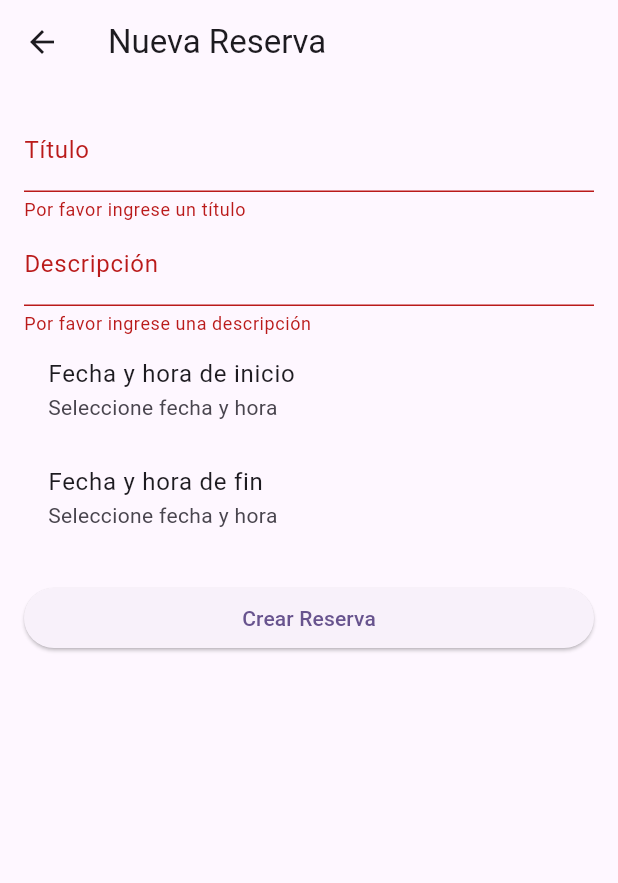
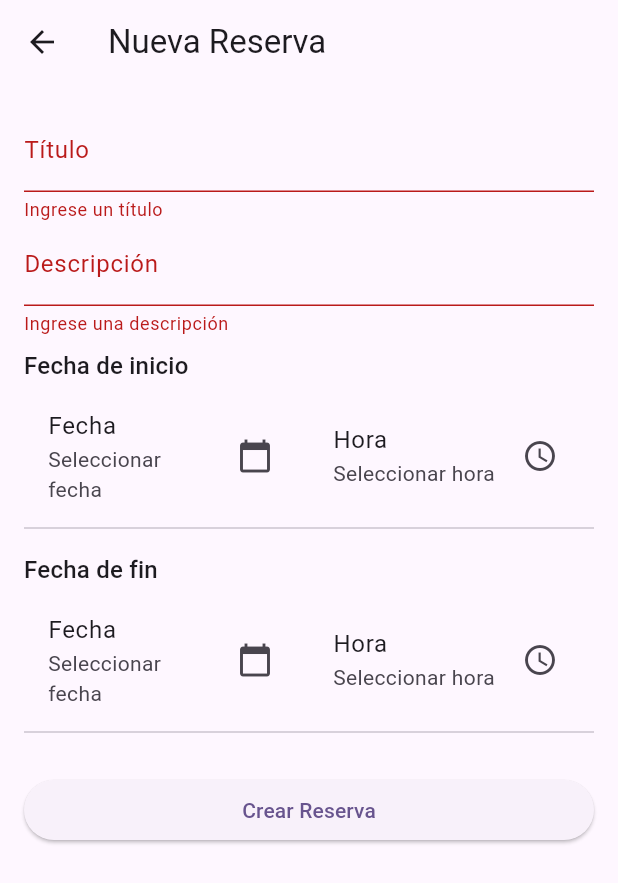
Before and after one commit to juanchiriera/PilarWork, a Flutter app: the NuevaReservaView screen opened directly with empty values, after a tap on "Crear Reserva", on a phone screen of 412 x 824 dp. Shown: the top 883 px of the screen. Run offline on Flutter 3.47's test engine with Material 3 defaults, Android fonts, the phone set to English and light mode, and no system bars; our stand-ins replace syncfusion_flutter_calendar, table_calendar; network calls fail.

Commit message:
modificacion calendario y date picker

```diff
--- a/pilarwork_app/lib/views/nueva_reserva_view.dart
+++ b/pilarwork_app/lib/views/nueva_reserva_view.dart
@@ -1,9 +1,11 @@
 import 'package:flutter/material.dart';
 import 'package:intl/intl.dart';
+import 'package:http/http.dart' as http;
+import 'dart:convert';
 
 class NuevaReservaView extends StatefulWidget {
+  final DateTime? date;
   const NuevaReservaView(this.date, {super.key});
-  final DateTime? date;
 
   @override
   _NuevaReservaViewState createState() => _NuevaReservaViewState();
@@ -13,17 +15,72 @@ class _NuevaReservaViewState extends State<NuevaReservaView> {
   final _formKey = GlobalKey<FormState>();
   final _titleController = TextEditingController();
   final _descriptionController = TextEditingController();
+
   DateTime? _startDate;
   TimeOfDay? _startTime;
   DateTime? _endDate;
   TimeOfDay? _endTime;
 
+  Future<void> _handleSubmit() async {
+    if (!_formKey.currentState!.validate()) return;
+
+    if (_startDate == null || _startTime == null ||
+        _endDate == null || _endTime == null) {
+      ScaffoldMessenger.of(context).showSnackBar(
+        const SnackBar(content: Text('Seleccione las fechas y horas')),
+      );
+      return;
+    }
+
+    final DateTime startDateTime = DateTime(
+      _startDate!.year,
+      _startDate!.month,
+      _startDate!.day,
+      _startTime!.hour,
+      _startTime!.minute,
+    );
+
+    final DateTime endDateTime = DateTime(
+      _endDate!.year,
+      _endDate!.month,
+      _endDate!.day,
+      _endTime!.hour,
+      _endTime!.minute,
+    );
+
+    // TODO arreglar los datos enviados al back para crear correctamente la reserva
+
+    try {
+      final response = await http.post(
+        Uri.parse('http://localhost:3000/api/reservas'),
+        headers: {'Content-Type': 'application/json'},
+        body: json.encode({
+          'title': _titleController.text,
+          'description': _descriptionController.text,
+          'fechaInicio': startDateTime.toIso8601String(),
+          'fechaFin': endDateTime.toIso8601String(),
+        }),
+      );
+
+      if (response.statusCode == 200) {
+        ScaffoldMessenger.of(context).showSnackBar(
+          const SnackBar(content: Text('Reserva creada exitosamente')),
+        );
+        Navigator.pop(context);
+      } else {
+        throw Exception('Error en la creación');
+      }
+    } catch (e) {
+      ScaffoldMessenger.of(context).showSnackBar(
+        const SnackBar(content: Text('Error creando reserva')),
+      );
+    }
+  }
+
   @override
   Widget build(BuildContext context) {
     return Scaffold(
-      appBar: AppBar(
-        title: Text('Nueva Reserva'),
-      ),
+      appBar: AppBar(title: const Text('Nueva Reserva')),
       body: Padding(
         padding: const EdgeInsets.all(16.0),
         child: Form(
@@ -32,88 +89,64 @@ class _NuevaReservaViewState extends State<NuevaReservaView> {
             children: [
               TextFormField(
                 controller: _titleController,
-                decoration: InputDecoration(labelText: 'Título'),
-                validator: (value) {
-                  if (value == null || value.isEmpty) {
-                    return 'Por favor ingrese un título';
-                  }
-                  return null;
-                },
+                decoration: const InputDecoration(labelText: 'Título'),
+                validator: (value) => value?.isEmpty ?? true
+                    ? 'Ingrese un título'
+                    : null,
               ),
               TextFormField(
                 controller: _descriptionController,
-                decoration: InputDecoration(labelText: 'Descripción'),
-                validator: (value) {
-                  if (value == null || value.isEmpty) {
-                    return 'Por favor ingrese una descripción';
-                  }
-                  return null;
-                },
+                decoration: const InputDecoration(labelText: 'Descripción'),
+                validator: (value) => value?.isEmpty ?? true
+                    ? 'Ingrese una descripción'
+                    : null,
               ),
-              ListTile(
-                title: Text('Fecha y hora de inicio'),
-                subtitle: Text(_startDate != null && _startTime != null
-                    ? '${DateFormat('dd/MM/yyyy').format(_startDate!)} ${_startTime!.format(context)}'
-                    : 'Seleccione fecha y hora'),
-                onTap: () async {
-                  DateTime? pickedDate = await showDatePicker(
+              _DateTimeSection(
+                label: 'Fecha de inicio',
+                date: _startDate,
+                time: _startTime,
+                onDatePressed: () async {
+                  final date = await showDatePicker(
                     context: context,
                     initialDate: DateTime.now(),
                     firstDate: DateTime(2000),
                     lastDate: DateTime(2101),
                   );
-                  if (pickedDate != null) {
-                    TimeOfDay? pickedTime = await showTimePicker(
+                  if (date != null) setState(() => _startDate = date);
+                },
+                onTimePressed: () async {
+                  final time = await showTimePicker(
                     context: context,
                     initialTime: TimeOfDay.now(),
                   );
-                    if (pickedTime != null) {
-                      setState(() {
-                        _startDate = pickedDate;
-                        _startTime = pickedTime;
-                      });
-                    }
-                  }
+                  if (time != null) setState(() => _startTime = time);
                 },
               ),
-              ListTile(
-                title: Text('Fecha y hora de fin'),
-                subtitle: Text(_endDate != null && _endTime != null
-                    ? '${DateFormat('dd/MM/yyyy').format(_endDate!)} ${_endTime!.format(context)}'
-                    : 'Seleccione fecha y hora'),
-                onTap: () async {
-                  DateTime? pickedDate = await showDatePicker(
+              _DateTimeSection(
+                label: 'Fecha de fin',
+                date: _endDate,
+                time: _endTime,
+                onDatePressed: () async {
+                  final date = await showDatePicker(
                     context: context,
                     initialDate: DateTime.now(),
                     firstDate: DateTime(2000),
                     lastDate: DateTime(2101),
                   );
-                  if (pickedDate != null) {
-                    TimeOfDay? pickedTime = await showTimePicker(
+                  if (date != null) setState(() => _endDate = date);
+                },
+                onTimePressed: () async {
+                  final time = await showTimePicker(
                     context: context,
                     initialTime: TimeOfDay.now(),
                   );
-                    if (pickedTime != null) {
-                      setState(() {
-                        _endDate = pickedDate;
-                        _endTime = pickedTime;
-                      });
-                    }
-                  }
+                  if (time != null) setState(() => _endTime = time);
                 },
               ),
-              SizedBox(height: 20),
+              const SizedBox(height: 20),
               ElevatedButton(
-                onPressed: () {
-                  if (_formKey.currentState!.validate()) {
-                    // Process the reservation data
-                    // You can send the data to your backend or perform other actions here
-                    ScaffoldMessenger.of(context).showSnackBar(
-                      SnackBar(content: Text('Reserva creada')),
-                    );
-                  }
-                },
-                child: Text('Crear Reserva'),
+                onPressed: _handleSubmit,
+                child: const Text('Crear Reserva'),
               ),
             ],
           ),
@@ -122,3 +155,57 @@ class _NuevaReservaViewState extends State<NuevaReservaView> {
     );
   }
 }
+
+class _DateTimeSection extends StatelessWidget {
+  final String label;
+  final DateTime? date;
+  final TimeOfDay? time;
+  final VoidCallback onDatePressed;
+  final VoidCallback onTimePressed;
+
+  const _DateTimeSection({
+    required this.label,
+    required this.date,
+    required this.time,
+    required this.onDatePressed,
+    required this.onTimePressed,
+  });
+
+  @override
+  Widget build(BuildContext context) {
+    return Column(
+      crossAxisAlignment: CrossAxisAlignment.start,
+      children: [
+        Padding(
+          padding: const EdgeInsets.symmetric(vertical: 8.0),
+          child: Text(label, style: Theme.of(context).textTheme.titleMedium),
+        ),
+        Row(
+          children: [
+            Expanded(
+              child: ListTile(
+                title: const Text('Fecha'),
+                subtitle: Text(date != null
+                    ? DateFormat('dd/MM/yyyy').format(date!)
+                    : 'Seleccionar fecha'),
+                onTap: onDatePressed,
+                trailing: const Icon(Icons.calendar_today),
+              ),
+            ),
+            Expanded(
+              child: ListTile(
+                title: const Text('Hora'),
+                subtitle: Text(time != null
+                    ? time!.format(context)
+                    : 'Seleccionar hora'),
+                onTap: onTimePressed,
+                trailing: const Icon(Icons.access_time),
+              ),
+            ),
+          ],
+        ),
+        const Divider(),
+      ],
+    );
+  }
+}
```
Lines whose indentation alone changed are shown as unchanged.
